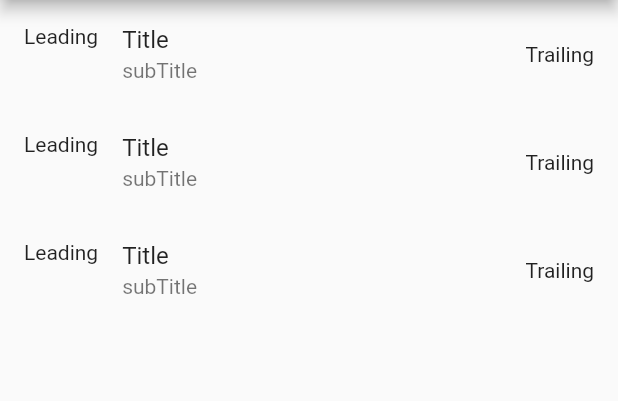
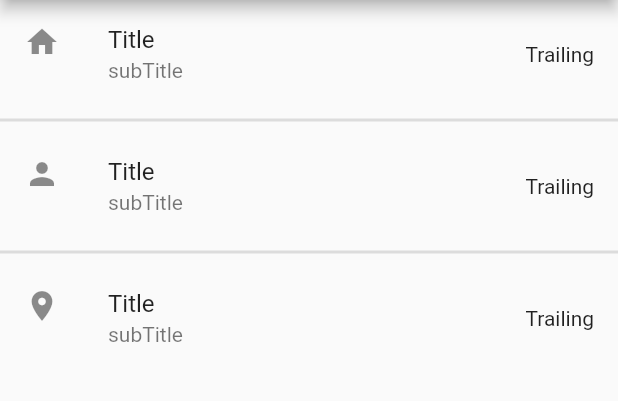
Before and after one commit to casfian/kplistdemo, a Flutter app: the screen it shows after launch, on a phone screen of 412 x 824 dp, the part 84-485 px from its top. Run offline on Flutter 3.47's test engine with Material 2 defaults, Android fonts, the phone set to English and light mode, and no system bars.

Commit message:
added divider

```diff
--- a/lib/main.dart
+++ b/lib/main.dart
@@ -15,7 +15,7 @@ class MyApp extends StatelessWidget {
         body: ListView(
           children: [
             ListTile(
-              leading: Text('Leading'),
+              leading: Icon(Icons.home),
               title: Text('Title'),
               subtitle: Text('subTitle'),
               trailing: Text('Trailing'),
@@ -24,8 +24,9 @@ class MyApp extends StatelessWidget {
                 print('I click List1');
               },
             ),
+            Divider(thickness: 2,),
             ListTile(
-              leading: Text('Leading'),
+              leading: Icon(Icons.person),
               title: Text('Title'),
               subtitle: Text('subTitle'),
               trailing: Text('Trailing'),
@@ -34,8 +35,9 @@ class MyApp extends StatelessWidget {
                 print('I click List2');
               },
             ),
+            Divider(thickness: 2,),
             ListTile(
-              leading: Text('Leading'),
+              leading: Icon(Icons.place),
               title: Text('Title'),
               subtitle: Text('subTitle'),
               trailing: Text('Trailing'),
```
